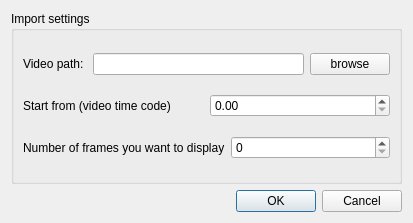
Above: source/initialdialog.ui from KirxSheppard/MSFplayer before the change. Below: the same form after it.
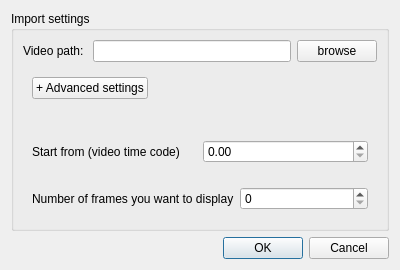
That is the form after the change.

Commit message: Thirteenth commit with advanced import settings

```diff
--- a/source/initialdialog.ui
+++ b/source/initialdialog.ui
@@ -6,8 +6,8 @@
    <rect>
     <x>0</x>
     <y>0</y>
-    <width>413</width>
-    <height>223</height>
+    <width>400</width>
+    <height>270</height>
    </rect>
   </property>
   <property name="windowTitle">
@@ -42,8 +42,48 @@
        </layout>
       </item>
       <item>
+       <widget class="QWidget" name="widgetAdvanced" native="true">
        <layout class="QHBoxLayout" name="horizontalLayout_2">
         <item>
+          <widget class="QPushButton" name="pushButton_advanced">
+           <property name="text">
+            <string>+ Advanced settings</string>
+           </property>
+          </widget>
+         </item>
+         <item>
+          <spacer name="horizontalSpacer">
+           <property name="orientation">
+            <enum>Qt::Horizontal</enum>
+           </property>
+           <property name="sizeHint" stdset="0">
+            <size>
+             <width>40</width>
+             <height>20</height>
+            </size>
+           </property>
+          </spacer>
+         </item>
+        </layout>
+       </widget>
+      </item>
+      <item>
+       <spacer name="verticalSpacer">
+        <property name="orientation">
+         <enum>Qt::Vertical</enum>
+        </property>
+        <property name="sizeHint" stdset="0">
+         <size>
+          <width>20</width>
+          <height>40</height>
+         </size>
+        </property>
+       </spacer>
+      </item>
+      <item>
+       <widget class="QWidget" name="widgetTimeCode" native="true">
+        <layout class="QHBoxLayout" name="horizontalLayout_3">
+         <item>
          <widget class="QLabel" name="label_2">
           <property name="text">
            <string>Start from (video time code)</string>
@@ -54,9 +94,11 @@
          <widget class="QDoubleSpinBox" name="SpinBoxTimeCode"/>
         </item>
        </layout>
+       </widget>
       </item>
       <item>
-       <layout class="QHBoxLayout" name="horizontalLayout_3">
+       <widget class="QWidget" name="widgetFrames" native="true">
+        <layout class="QHBoxLayout" name="horizontalLayout_4">
         <item>
          <widget class="QLabel" name="label_3">
           <property name="text">
@@ -68,6 +110,7 @@
          <widget class="QSpinBox" name="spinBoxFrames"/>
         </item>
        </layout>
+       </widget>
       </item>
      </layout>
     </widget>
```
Lines whose indentation alone changed are shown as unchanged. The commit also changes 9 other files.
